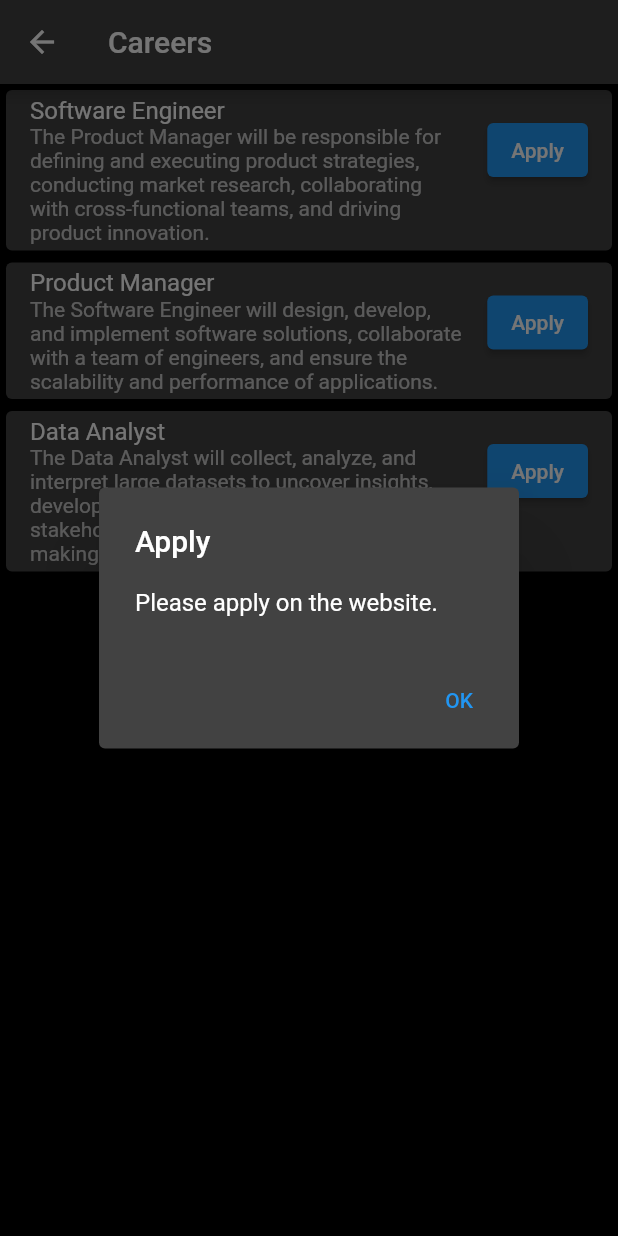
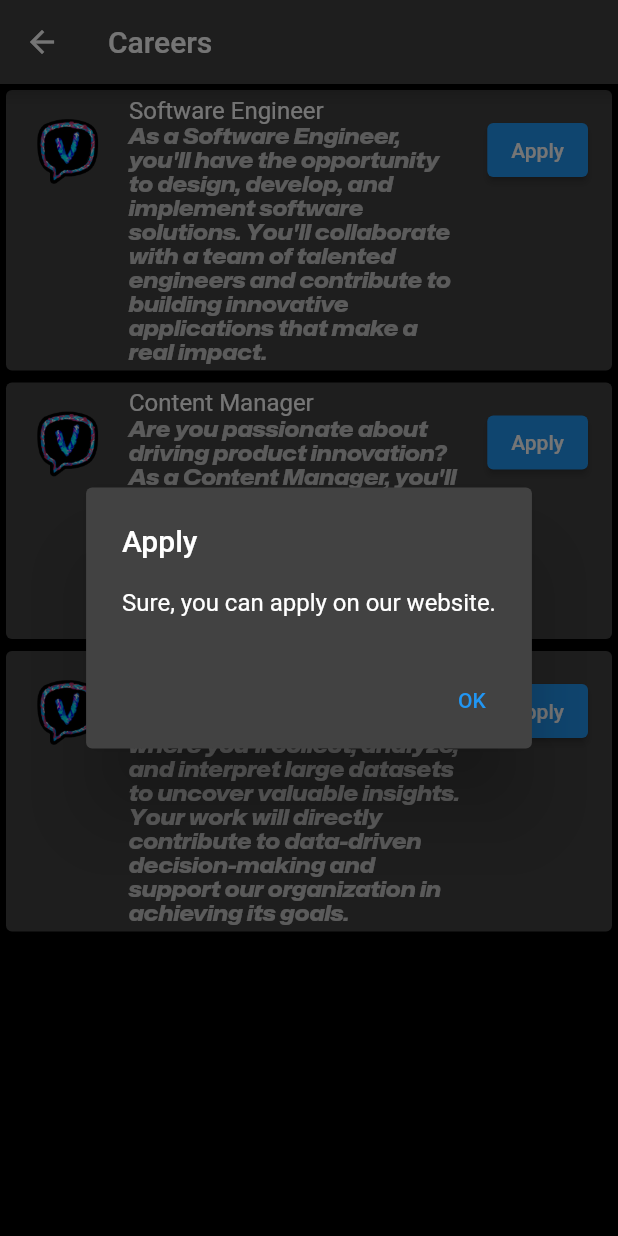
Before and after one commit to hunterjreid/Vibe, a Flutter app: the CareersScreen screen opened directly, after a tap on "Apply", on a phone screen of 412 x 824 dp. Run offline on Flutter 3.47's test engine with Material 2 defaults, Android fonts, the phone set to English and light mode, and no system bars; our stand-ins replace cached_network_image, camera, chewie, cloud_firestore, firebase_auth, firebase_core and 11 more; missing offline and left inert: flutter_facebook_auth, video_compress, video_editor; accounts and stored records are empty.

Commit message:
tidy ups

```diff
--- a/lib/views/screens/menu/careers_screen.dart
+++ b/lib/views/screens/menu/careers_screen.dart
@@ -7,7 +7,7 @@ class CareersScreen extends StatelessWidget {
       builder: (BuildContext context) {
         return AlertDialog(
           title: Text('Apply'),
-          content: Text('Please apply on the website.'),
+          content: Text('Sure, you can apply on our website.'),
           actions: [
             TextButton(
               onPressed: () {
@@ -31,9 +31,16 @@ class CareersScreen extends StatelessWidget {
         children: [
           Card(
             child: ListTile(
+                   leading: Image.asset(
+                'assets/images/logo.png',
+                width: 50,
+                height: 50,
+              ),
               title: Text('Software Engineer'),
               subtitle: Text(
-                  'The Product Manager will be responsible for defining and executing product strategies, conducting market research, collaborating with cross-functional teams, and driving product innovation.'),
+                  'As a Software Engineer, you\'ll have the opportunity to design, develop, and implement software solutions. You\'ll collaborate with a team of talented engineers and contribute to building innovative applications that make a real impact.'   ,       style: TextStyle(
+                  fontFamily: 'MonaSansExtraBoldWideItalic',
+                ),),
               trailing: ElevatedButton(
                 onPressed: () {
                   _showApplyDialog(context);
@@ -44,9 +51,16 @@ class CareersScreen extends StatelessWidget {
           ),
           Card(
             child: ListTile(
-              title: Text('Product Manager'),
+                          leading: Image.asset(
+                'assets/images/logo.png',
+                width: 50,
+                height: 50,
+              ),
+              title: Text('Content Manager'),
               subtitle: Text(
-                  'The Software Engineer will design, develop, and implement software solutions, collaborate with a team of engineers, and ensure the scalability and performance of applications.'),
+                  'Are you passionate about driving product innovation? As a Content Manager, you\'ll define and execute market strategies, conduct market research, and collaborate with cross-functional teams. Join us and help shape the future of our products!'     , style: TextStyle(
+                  fontFamily: 'MonaSansExtraBoldWideItalic',
+                ),),
               trailing: ElevatedButton(
                 onPressed: () {
                   _showApplyDialog(context);
@@ -57,9 +71,16 @@ class CareersScreen extends StatelessWidget {
           ),
           Card(
             child: ListTile(
+                          leading: Image.asset(
+                'assets/images/logo.png',
+                width: 50,
+                height: 50,
+              ),
               title: Text('Data Analyst'),
               subtitle: Text(
-                  'The Data Analyst will collect, analyze, and interpret large datasets to uncover insights, develop data models, and collaborate with stakeholders to support data-driven decision-making.'),
+                  'Love working with data? Join our team as a Data Analyst, where you\'ll collect, analyze, and interpret large datasets to uncover valuable insights. Your work will directly contribute to data-driven decision-making and support our organization in achieving its goals.',         style: TextStyle(
+                  fontFamily: 'MonaSansExtraBoldWideItalic',
+                ),),
               trailing: ElevatedButton(
                 onPressed: () {
                   _showApplyDialog(context);
--- a/lib/views/screens/profile/profile_screen.dart
+++ b/lib/views/screens/profile/profile_screen.dart
@@ -6,14 +6,9 @@ import 'package:vibe/constants.dart';
 import 'package:vibe/controllers/profile_controller.dart';
 import 'package:vibe/controllers/video_controller.dart';
 import 'package:vibe/views/screens/profile/direct_message_screen.dart';
-
 import 'package:vibe/views/screens/profile/show_own_video_screen.dart';
-
 import 'package:palette_generator/palette_generator.dart';
 import 'package:vibe/views/screens/video/show_single_video.dart';
-
-
-
 import 'package:cloud_firestore/cloud_firestore.dart';
 import 'package:vibe/views/screens/profile/user_screen.dart';
 import 'dart:math';
```
Also changed, not shown: lib/views/screens/feed_screen.dart (+12 -3 lines), lib/views/screens/menu/help_screen.dart (+27 -0 lines), lib/views/screens/profile/userSettings_screen.dart (+28 -1 lines), lib/views/screens/profile/user_screen.dart (+14 -1 lines).
